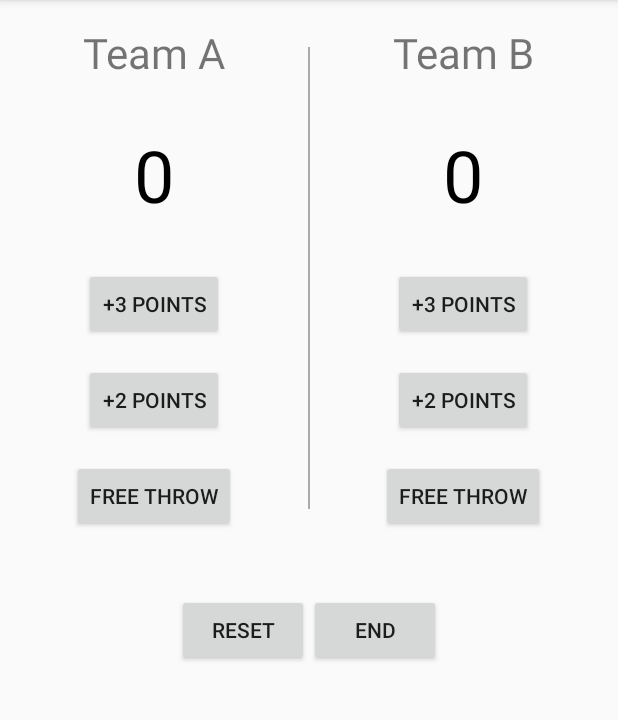
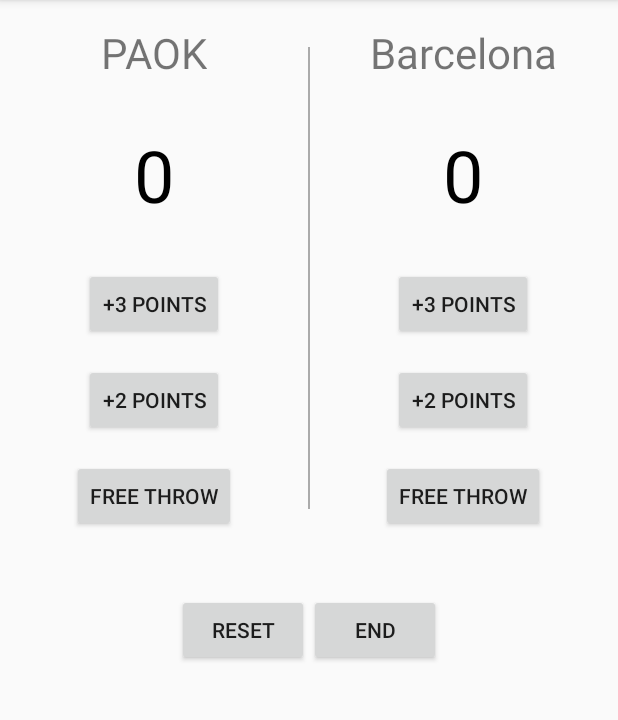
Before and after one commit to LefterisXris/Basketball-Counter-app, an Android app: the screen it shows after launch (MainActivity), on a phone screen of 412 x 824 dp, the part 84-804 px from its top. Run offline under Robolectric (Android 15) with nearby library versions, the phone set to English and light mode, and no system bars.

Commit message:
Team names added.

```diff
--- a/app/src/main/res/layout/activity_main.xml
+++ b/app/src/main/res/layout/activity_main.xml
@@ -30,7 +30,7 @@
             <TextView
                 android:layout_width="wrap_content"
                 android:layout_height="wrap_content"
-                android:text="Team A"
+                android:text="PAOK"
                 android:textSize="28sp" />
 
             <TextView
@@ -86,7 +86,7 @@
             <TextView
                 android:layout_width="wrap_content"
                 android:layout_height="wrap_content"
-                android:text="Team B"
+                android:text="Barcelona"
                 android:textSize="28sp" />
 
             <TextView
```
